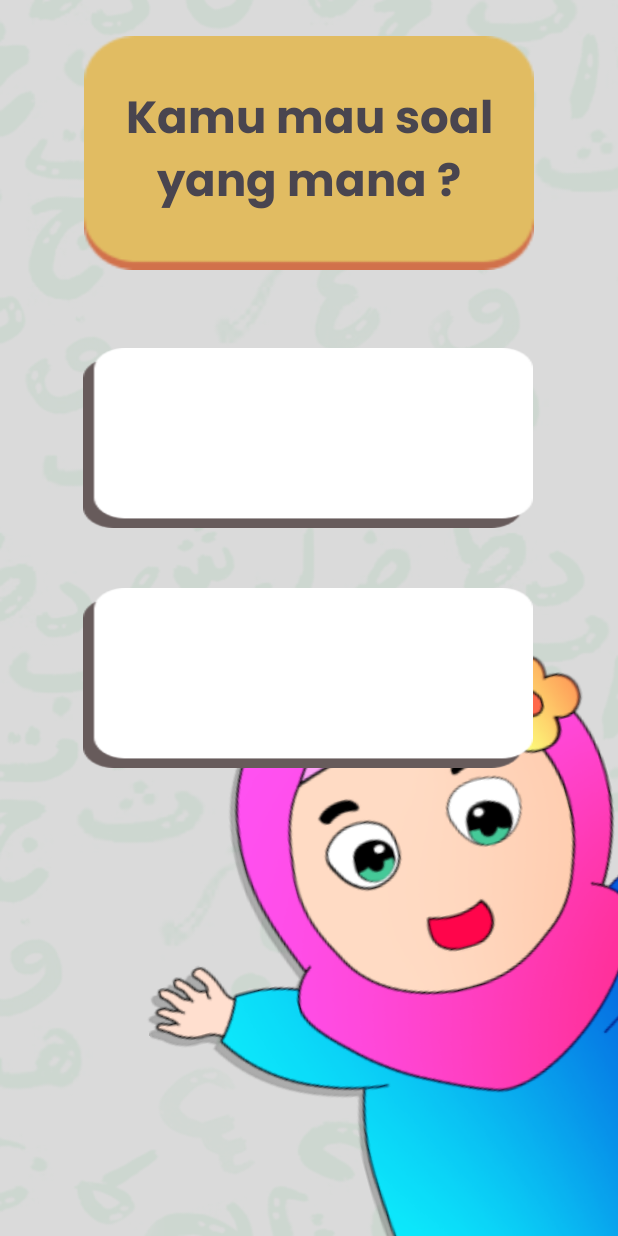
After one commit to AsimaPrimaYohanaT/HijaiyahKu_New, an Android app: the ChooseQuest screen opened directly, with no data from a screen before it, on a phone screen of 412 x 824 dp. The commit adds this screen. Run offline under Robolectric (Android 15) with nearby library versions, the phone set to English and light mode, and no system bars.

Commit message:
add: add layout in choose quest

```diff
--- a/app/src/main/AndroidManifest.xml
+++ b/app/src/main/AndroidManifest.xml
@@ -13,6 +13,9 @@
         android:theme="@style/Theme.HijaiyahKu_New"
         tools:targetApi="31">
         <activity
+            android:name=".ChooseQuest"
+            android:exported="false" />
+        <activity
             android:name=".MainActivity"
             android:exported="true">
             <intent-filter>
@@ -21,6 +24,7 @@
                 <category android:name="android.intent.category.LAUNCHER" />
             </intent-filter>
         </activity>
+
         <meta-data
             android:name="preloaded_fonts"
             android:resource="@array/preloaded_fonts" />
--- /dev/null
+++ b/app/src/main/java/com/example/hijaiyahku_new/ChooseQuest.kt
@@ -0,0 +1,11 @@
+package com.example.hijaiyahku_new
+
+import androidx.appcompat.app.AppCompatActivity
+import android.os.Bundle
+
+class ChooseQuest : AppCompatActivity() {
+    override fun onCreate(savedInstanceState: Bundle?) {
+        super.onCreate(savedInstanceState)
+        setContentView(R.layout.activity_choose_quest)
+    }
+}
--- /dev/null
+++ b/app/src/main/res/layout/activity_choose_quest.xml
@@ -0,0 +1,84 @@
+<?xml version="1.0" encoding="utf-8"?>
+<androidx.constraintlayout.widget.ConstraintLayout xmlns:android="http://schemas.android.com/apk/res/android"
+    xmlns:app="http://schemas.android.com/apk/res-auto"
+    xmlns:tools="http://schemas.android.com/tools"
+    android:layout_width="match_parent"
+    android:layout_height="match_parent"
+    android:background="@drawable/background"
+    tools:context=".ChooseQuest">
+
+    <androidx.constraintlayout.widget.ConstraintLayout
+        android:id="@+id/asset_5_1"
+        android:layout_width="300dp"
+        android:layout_height="156dp"
+        android:layout_alignParentLeft="true"
+        android:layout_alignParentTop="true"
+        android:padding="18dp"
+        android:layout_marginTop="24dp"
+        android:background="@drawable/bg_wood"
+        app:layout_constraintBottom_toTopOf="@+id/linearLayoutCompat"
+        app:layout_constraintEnd_toEndOf="parent"
+        app:layout_constraintStart_toStartOf="parent"
+        app:layout_constraintTop_toTopOf="parent"
+        app:layout_constraintVertical_bias="0.177" >
+
+        <TextView
+            android:fontFamily="@font/poppins_bold"
+            android:textAlignment="center"
+            android:layout_width="wrap_content"
+            android:layout_height="wrap_content"
+            android:text="Kamu mau soal yang mana ?"
+            android:textSize="30dp"
+            app:layout_constraintTop_toTopOf="@id/asset_5_1"
+            app:layout_constraintBottom_toBottomOf="@id/asset_5_1"
+            app:layout_constraintLeft_toLeftOf="@id/asset_5_1"
+            app:layout_constraintLeft_toRightOf="@id/asset_5_1"
+            />
+
+    </androidx.constraintlayout.widget.ConstraintLayout>
+
+    <View
+        android:id="@+id/asset_3_1"
+        android:layout_width="wrap_content"
+        android:layout_height="430dp"
+        android:layout_marginStart="92dp"
+        android:layout_marginTop="240dp"
+        android:background="@drawable/asset1"
+        android:rotation="-15"
+        app:layout_constraintStart_toStartOf="parent"
+        app:layout_constraintTop_toBottomOf="@+id/asset_5_1" />
+
+    <androidx.appcompat.widget.LinearLayoutCompat
+        android:id="@+id/linearLayoutCompat"
+        android:layout_width="300dp"
+        android:layout_height="120dp"
+        android:layout_marginTop="52dp"
+        android:background="@drawable/bg_kind_quest"
+        android:orientation="vertical"
+
+        app:layout_constraintEnd_toEndOf="parent"
+        app:layout_constraintHorizontal_bias="0.495"
+        app:layout_constraintStart_toStartOf="parent"
+        app:layout_constraintTop_toBottomOf="@+id/asset_5_1"/>
+
+    <androidx.appcompat.widget.LinearLayoutCompat
+        android:id="@+id/linearLayoutCompat2"
+        android:layout_width="300dp"
+        android:layout_height="120dp"
+
+        android:layout_marginTop="40dp"
+        android:background="@drawable/bg_kind_quest"
+        android:orientation="vertical"
+
+        app:layout_constraintBottom_toBottomOf="parent"
+        app:layout_constraintEnd_toEndOf="parent"
+
+        app:layout_constraintHorizontal_bias="0.495"
+        app:layout_constraintStart_toStartOf="parent"
+        app:layout_constraintTop_toBottomOf="@+id/linearLayoutCompat"
+        app:layout_constraintVertical_bias="0.0">
+
+    </androidx.appcompat.widget.LinearLayoutCompat>
+
+
+</androidx.constraintlayout.widget.ConstraintLayout>
--- a/app/src/main/res/layout/activity_main.xml
+++ b/app/src/main/res/layout/activity_main.xml
@@ -47,7 +47,7 @@
         android:text="@string/ayo_kita_me"
         android:textColor="@color/black"
         android:textSize="24sp"
-        app:lineHeight="30sp"/>
+        app:lineHeight="30sp" />
 
 
     <View
```
Also changed, not shown: app/src/main/res/drawable/bg_kind_quest.png (added), app/src/main/res/drawable/bg_wood.png (added).
